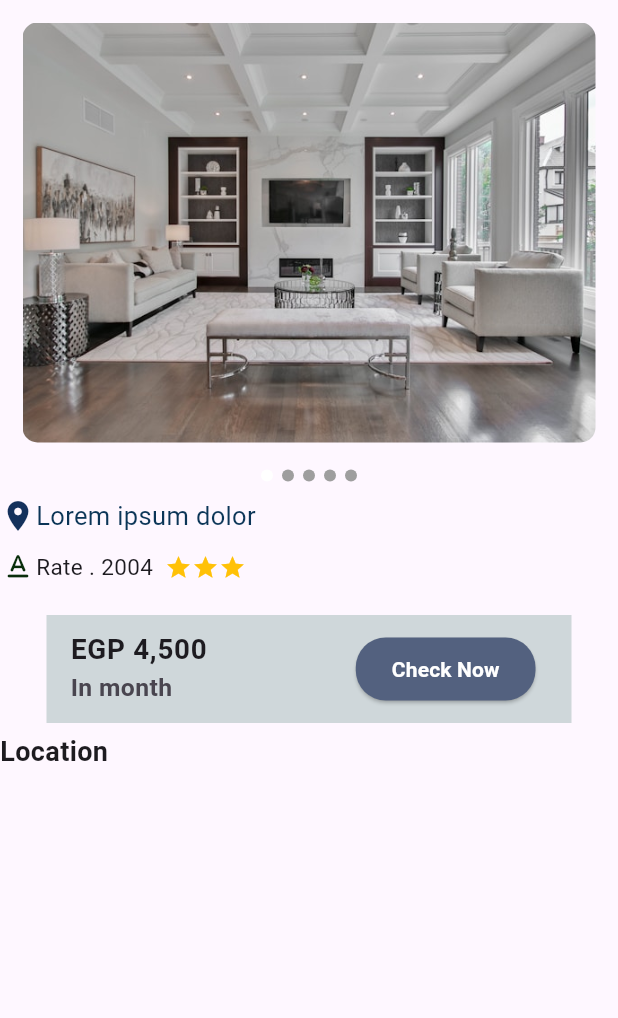
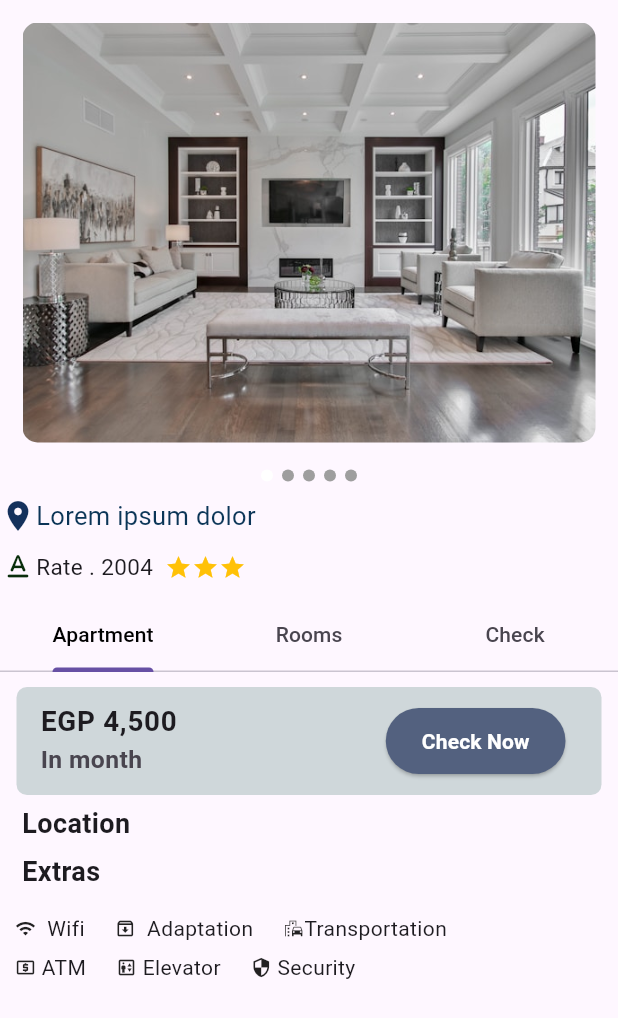
Before and after one commit to ayamohamed410/project, a Flutter app: the ApartmentsScreen screen opened directly, on a phone screen of 412 x 824 dp. Shown: the top 1018 px of the screen. Run offline on Flutter 3.47's test engine with Material 3 defaults, Android fonts, the phone set to English and light mode, and no system bars; our stand-ins replace get.

Commit message:
save my changes

```diff
--- /dev/null
+++ b/lib/controller/controlleBetweentabs.dart
@@ -0,0 +1,222 @@
+import 'package:agin_3/view/card/card.dart';
+import 'package:agin_3/view/screen/check.dart';
+import 'package:flutter/material.dart';
+
+class ControllebetweenTabs extends StatefulWidget {
+  const ControllebetweenTabs({super.key});
+
+  @override
+  State<ControllebetweenTabs> createState() => _ControllebetweenTabsState();
+}
+
+final List card = [
+  {
+    "image": "images/room.jpg",
+    "number_of_individuals": "Single",
+    "icon": Icons.location_on_sharp,
+    "price": "2,500",
+    "beds": "1",
+    "chair": "1",
+    "table": "1",
+  },
+  {
+    "image": "images/room.jpg",
+    "number_of_individuals": "Double",
+    "icon": Icons.location_on_sharp,
+    "price": "2,000",
+    "beds": "2",
+    "chair": "2",
+    "table": "2",
+  },
+  {
+    "image": "images/room.jpg",
+    "number_of_individuals": "Triple",
+    "icon": Icons.location_on_sharp,
+    "price": "1,500",
+    "beds": "3",
+    "chair": "3",
+    "table": "3",
+  },
+  {
+    "image": "images/room.jpg",
+    "number_of_individuals": "Quadruple",
+    "icon": Icons.location_on_sharp,
+    "price": "1,000",
+    "beds": "4",
+    "chair": "4",
+    "table": "4",
+  },
+];
+
+class _ControllebetweenTabsState extends State<ControllebetweenTabs> {
+  @override
+  Widget build(BuildContext context) {
+    return DefaultTabController(
+      length: 3,
+      child: Column(
+        children: [
+          TabBar(
+            labelColor: Colors.black,
+            tabs: [
+              Tab(text: "Apartment"),
+              Tab(text: "Rooms"),
+              Tab(text: "Check"),
+            ],
+          ),
+          SizedBox(height: 10),
+          SizedBox(
+            height: 300,
+            child: TabBarView(
+              children: [
+                //***************************is name appartments بداية اول تاب ***************************
+                SingleChildScrollView(
+                  child: //if space on the page not enough when using a row or column""بتعمل scroll المحتوى الموجود""
+                  Column(
+                    children: [
+                      Padding(
+                        padding: EdgeInsets.symmetric(horizontal: 11),
+                        child: Container(
+                          decoration: BoxDecoration(
+                            color: Color(0xffCFD7DA),
+                            borderRadius: BorderRadius.circular(7),
+                          ),
+                          child: ListTile(
+                            title: Text(
+                              "EGP 4,500",
+                              style: TextStyle(
+                                fontWeight: FontWeight.bold,
+                                fontSize: 18.5,
+                              ),
+                            ),
+                            subtitle: Text(
+                              "In month",
+                              style: TextStyle(
+                                fontWeight: FontWeight.bold,
+                                fontSize: 16.5,
+                              ),
+                            ),
+                            trailing: ElevatedButton(
+                              style: ElevatedButton.styleFrom(
+                                backgroundColor: Color(0xff53617F),
+                                shape: RoundedRectangleBorder(
+                                  borderRadius: BorderRadius.circular(30),
+                                ),
+                                minimumSize: Size(20, 44),
+                              ),
+                              onPressed: () {},
+
+                              child: Text(
+                                "Check Now",
+                                style: TextStyle(
+                                  fontWeight: FontWeight.bold,
+                                  color: Colors.white,
+                                ),
+                              ),
+                            ),
+                          ),
+                        ),
+                      ),
+                      SizedBox(height: 6),
+                      Padding(
+                        padding: EdgeInsets.symmetric(horizontal: 10),
+                        child: Column(
+                          crossAxisAlignment: CrossAxisAlignment.start,
+
+                          children: [
+                            Text(
+                              " Location",
+                              style: TextStyle(
+                                fontWeight: FontWeight.bold,
+                                fontSize: 18,
+                              ),
+                            ),
+                            SizedBox(height: 6),
+
+                            Text(
+                              " Extras",
+                              style: TextStyle(
+                                fontWeight: FontWeight.bold,
+                                fontSize: 18,
+                              ),
+                            ),
+                            SizedBox(height: 15),
+                            Row(
+                              children: [
+                                item(Icons.wifi, "  Wifi"),
+                                SizedBox(width: 20),
+
+                                item(Icons.archive_outlined, "  Adaptation"),
+                                SizedBox(width: 20),
+
+                                item(
+                                  Icons.emoji_transportation,
+                                  "Transportation",
+                                ),
+                              ],
+                            ),
+                            SizedBox(height: 6),
+
+                            Row(
+                              children: [
+                                item(Icons.local_atm, " ATM"),
+                                SizedBox(width: 20),
+
+                                item(Icons.elevator_outlined, " Elevator"),
+                                SizedBox(width: 20),
+                                item(Icons.security, " Security"),
+                                SizedBox(width: 20),
+                              ],
+                            ),
+                          ],
+                        ),
+                      ),
+                    ],
+                  ),
+                ),
+                ////***************************is name appartments نهاية اول تاب ***************************
+                ////***************************is name Rooms   بداية ثاني تاب *******************
+                GridView.builder(
+                  shrinkWrap: true,
+                  itemCount: card.length, // number of card
+                  gridDelegate: SliverGridDelegateWithFixedCrossAxisCount(
+                    crossAxisCount: 2,
+                    crossAxisSpacing: 10,
+                    mainAxisSpacing: 10,
+                    childAspectRatio: 0.7,
+                  ),
+                  //يعنى كل صف فيه عنصران
+                  itemBuilder: (context, index) {
+                    //index is رقم العنصر (0, 1, 2, 3...)
+                    return CardComponent(
+                      image: card[index]["image"],
+                      number_of_individuals:
+                          card[index]['number_of_individuals'],
+                      icon: card[index]['icon'],
+                      price: card[index]["price"],
+                      beds: card[index]["beds"],
+                      chair: card[index]["chair"],
+                      table: card[index]["table"],
+                    );
+                  },
+                ),
+
+                ////***************************is name Rooms   نهاية ثاني تاب *******************
+                ////***************************is name check   بداية ثالث تاب *******************
+                Column(
+                  children: [CheckTab()],
+                ),
+
+                ////***************************is name check   نهاية ثالث تاب *******************
+              ],
+            ),
+          ),
+        ],
+      ),
+    );
+  }
+}
+
+// this widget because return icon behind text with character perfect
+Widget item(IconData icon, String text) {
+  return Row(children: [Icon(icon, size: 14), SizedBox(height: 5), Text(text)]);
+}
--- a/lib/view/screen/apartments.dart
+++ b/lib/view/screen/apartments.dart
@@ -1,4 +1,4 @@
-import 'package:agin_3/controller/controlleBetweenPages.dart';
+import 'package:agin_3/controller/controlleBetweentabs.dart';
 import 'package:flutter/material.dart';
 import 'dart:async';
 
@@ -119,55 +119,11 @@ class _ApartmentsScreenState extends State<ApartmentsScreen> {
                   SizedBox(height: 10),
 
                   //Controll for pages
-                  //######################  Controllebetweenpages(),
+                  ControllebetweenTabs(),
+
                   //
-                  SizedBox(height: 10),
-                  Center(
-                    child: SizedBox(
-                      width: 350,
-                      child: ListTile(
-                        tileColor: Color(0xffCFD7DA),
-                        title: Text(
-                          "EGP 4,500",
-                          style: TextStyle(
-                            fontWeight: FontWeight.bold,
-                            fontSize: 18.5,
-                          ),
-                        ),
-                        subtitle: Text(
-                          "In month",
-                          style: TextStyle(
-                            fontWeight: FontWeight.bold,
-                            fontSize: 16.5,
-                          ),
-                        ),
-                        trailing: ElevatedButton(
-                          style: ElevatedButton.styleFrom(
-                            backgroundColor: Color(0xff53617F),
-                            shape: RoundedRectangleBorder(
-                              borderRadius: BorderRadius.circular(20),
-                            ),
-                            minimumSize: Size(17, 42),
-                          ),
-                          onPressed: () {},
-
-                          child: Text(
-                            "Check Now",
-                            style: TextStyle(
-                              fontWeight: FontWeight.bold,
-                              color: Colors.white,
-                            ),
-                          ),
-                        ),
-                      ),
-                    ),
-                  ),
-                  SizedBox(height: 6),
-
-                  Text(
-                    "Location",
-                    style: TextStyle(fontWeight: FontWeight.bold, fontSize: 18),
-                  ),
+                  // SizedBox(height: 5),
+                  //++
                 ],
               ),
 
--- a/lib/view/screen/rooms.dart
+++ b/lib/view/screen/rooms.dart
@@ -25,10 +25,8 @@ class _RoomsState extends State<Rooms> {
                 ),
                 children: [
                   //الكارد
-                  CardComponent(title: "Single", titleNum: "1"),
-                  CardComponent(title: "Double", titleNum: "2"),
-                  CardComponent(title: "Triple", titleNum: "3"),
-                  CardComponent(title: "Room3", titleNum: "4"),
+                 // CardComponent(title: "Single", titleNum: "1"),
+
                 ],
               );
   }
--- a/lib/view/widget/onboarding/custombutton.dart
+++ b/lib/view/widget/onboarding/custombutton.dart
@@ -9,6 +9,7 @@ class CustomButtonOnBoarding extends StatelessWidget {
   Widget build(BuildContext context) {
     return Container(
       height: 40,
+
       child: OutlinedButton(
         onPressed: () {
           Get.to(() => const LoginScreen());
--- a/pubspec.yaml
+++ b/pubspec.yaml
@@ -45,7 +45,7 @@ dev_dependencies:
   # activated in the `analysis_options.yaml` file located at the root of your
   # package. See that file for information about deactivating specific lint
   # rules and activating additional ones.
-  flutter_lints: ^5.0.0
+  flutter_lints: ^6.0.0
 
 # For information on the generic Dart part of this file, see the
 # following page: https://dart.dev/tools/pub/pubspec
```
Also changed, not shown: lib/controller/controlleBetweenPages.dart (deleted, +0 -31 lines), lib/view/card/card.dart (+65 -34 lines), lib/view/screen/check.dart (added, +148 -0 lines), images/room.jpg (added), pubspec.lock.
